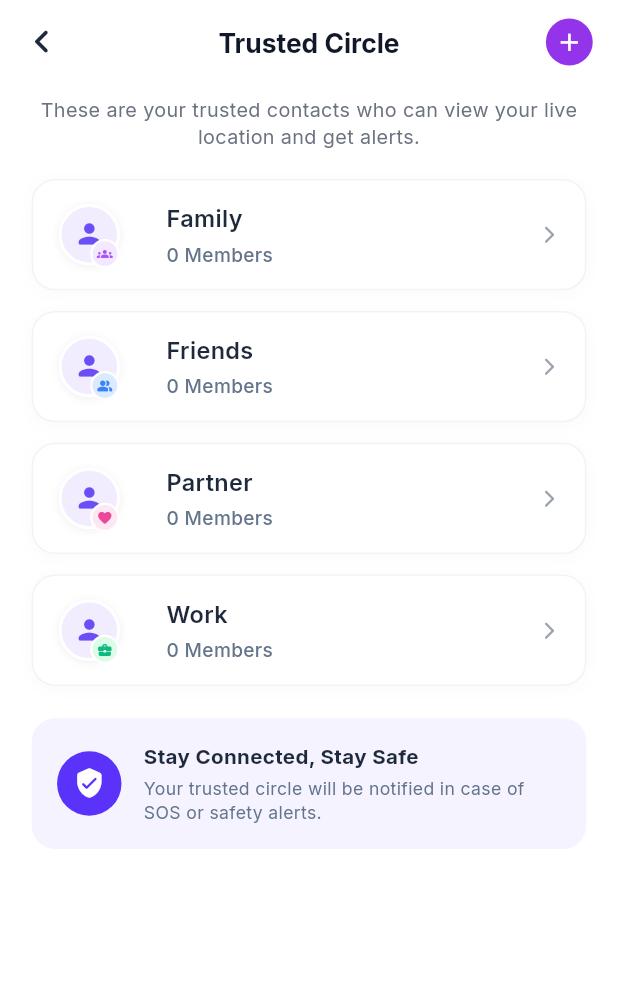
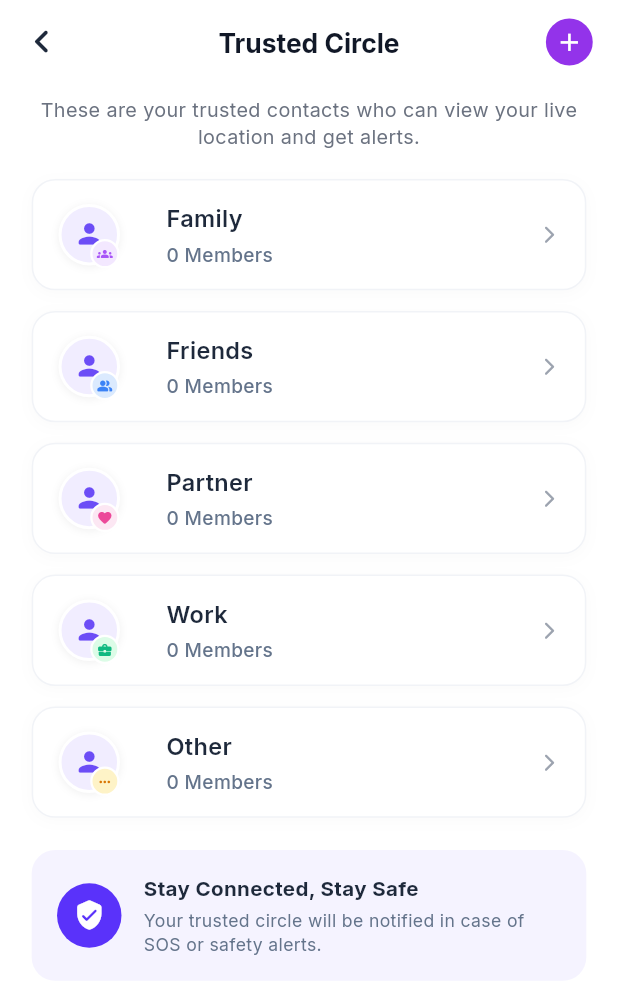
Before and after one commit to SabbirMo/iWitnez, a Flutter app: the HomeScreen screen opened by its route, after a tap on "Work", on a phone screen of 412 x 824 dp. Shown: the top 994 px of the screen. Run offline on Flutter 3.47's test engine with Material 3 defaults, Android fonts, the phone set to English and light mode, and no system bars; our stand-ins replace audioplayers, camera, dio, emoji_picker_flutter, flutter_riverpod, flutter_screenutil and 10 more; accounts and stored records are empty; network calls fail.

Commit message:
trusted circle other tab add

```diff
--- a/lib/feature/main_user/Home_section/Home/model/home_model.dart
+++ b/lib/feature/main_user/Home_section/Home/model/home_model.dart
@@ -1,7 +1,7 @@
 import 'package:iwitnez/feature/main_user/Home_section/Home/model/live_location_model.dart';
 import 'package:iwitnez/feature/main_user/Home_section/Home/model/user_profile_response_model.dart';
 
-enum TrustedCircleKind { family, friends, partner, work }
+enum TrustedCircleKind { family, friends, partner, work, other }
 
 enum QuickActionType { safety, checkIn, scheduledTimer }
 
--- a/lib/feature/main_user/Home_section/Home/model/trusted_circles_response_model.dart
+++ b/lib/feature/main_user/Home_section/Home/model/trusted_circles_response_model.dart
@@ -46,6 +46,7 @@ class TrustedCirclesResponseModel {
   final CircleDetail friends;
   final CircleDetail partner;
   final CircleDetail work;
+  final CircleDetail other;
 
   const TrustedCirclesResponseModel({
     required this.totalMembers,
@@ -53,6 +54,7 @@ class TrustedCirclesResponseModel {
     required this.friends,
     required this.partner,
     required this.work,
+    required this.other,
   });
 
   factory TrustedCirclesResponseModel.fromJson(Map<String, dynamic> json) {
@@ -75,6 +77,10 @@ class TrustedCirclesResponseModel {
       work: CircleDetail.fromJson(
         circles['work'] as Map<String, dynamic>?,
         'Work',
+      ),
+      other: CircleDetail.fromJson(
+        circles['other'] as Map<String, dynamic>?,
+        'Other',
       ),
     );
   }
@@ -178,6 +184,20 @@ class TrustedCirclesResponseModel {
         badgeIconColor: const Color(0xFF10B981),
         members: work.members,
       ),
+      TrustedCircleItem(
+        id: 'other',
+        title: other.label.isNotEmpty ? other.label : 'Other',
+        memberCount: other.count,
+        avatars: other.members
+            .map((m) => m.avatarUrl)
+            .where((u) => u.isNotEmpty)
+            .take(3)
+            .toList(),
+        badgeBg: const Color(0xFFFEF3C7),
+        badgeIcon: Icons.more_horiz_rounded,
+        badgeIconColor: const Color(0xFFD97706),
+        members: other.members,
+      ),
     ];
   }
 }
--- a/lib/feature/main_user/Home_section/Home/screen/home_screen.dart
+++ b/lib/feature/main_user/Home_section/Home/screen/home_screen.dart
@@ -153,6 +153,11 @@ class HomeScreen extends ConsumerWidget {
         memberCount: summary.memberCount,
         avatars: summary.avatars ?? const [],
       ),
+      TrustedCircleKind.other => TrustedCircleCard.other(
+        onTap: onTap,
+        memberCount: summary.memberCount,
+        avatars: summary.avatars ?? const [],
+      ),
     };
   }
 }
--- a/lib/feature/main_user/Home_section/Home/widget/trusted_circle_card.dart
+++ b/lib/feature/main_user/Home_section/Home/widget/trusted_circle_card.dart
@@ -92,6 +92,22 @@ class TrustedCircleCard extends StatelessWidget {
     badgeCircleBg: AppColors.homeTrustedBadgeWork,
     badgeIcon: Icons.work_history_rounded,
     badgeIconColor: AppColors.homeTrustedWork,
+    avatars: avatars,
+    onTap: onTap,
+  );
+
+  factory TrustedCircleCard.other({
+    VoidCallback? onTap,
+    int memberCount = 0,
+    List<String> avatars = const [],
+  }) => TrustedCircleCard(
+    kind: TrustedCircleKind.other,
+    title: 'Other',
+    memberCount: memberCount,
+    memberColor: const Color(0xFFD97706),
+    badgeCircleBg: const Color(0xFFFEF3C7),
+    badgeIcon: Icons.more_horiz_rounded,
+    badgeIconColor: const Color(0xFFD97706),
     avatars: avatars,
     onTap: onTap,
   );
--- a/lib/feature/main_user/TrustedCircle/provider/trusted_circle_provider.dart
+++ b/lib/feature/main_user/TrustedCircle/provider/trusted_circle_provider.dart
@@ -53,6 +53,16 @@ class TrustedCircleNotifier extends Notifier<List<TrustedCircleItem>> {
       badgeBg: Color(0xFFDCFCE7),
       badgeIcon: Icons.business_center_rounded,
       badgeIconColor: Color(0xFF10B981),
+      members: [],
+    ),
+    TrustedCircleItem(
+      id: 'other',
+      title: 'Other',
+      memberCount: 0,
+      avatars: [],
+      badgeBg: Color(0xFFFEF3C7),
+      badgeIcon: Icons.more_horiz_rounded,
+      badgeIconColor: Color(0xFFD97706),
       members: [],
     ),
   ];
```
